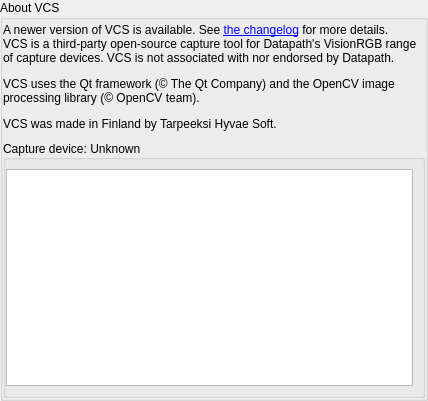
First picture: the form in src/display/qt/dialogs/ui/about_dialog.ui, repository mrehkopf/vcs, before the edit.
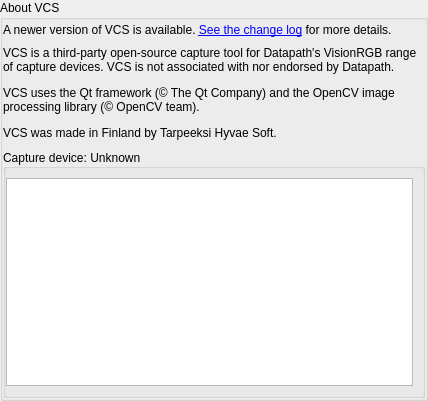
Second picture: the form after the edit. Custom widgets are drawn as their Qt base class.

Commit message: gui/qss: Custom-style all scroll bars

What changed in the file:
```diff
--- a/src/display/qt/dialogs/ui/about_dialog.ui
+++ b/src/display/qt/dialogs/ui/about_dialog.ui
@@ -102,7 +102,7 @@
             </property>
             <layout class="QVBoxLayout" name="verticalLayout_2">
              <property name="spacing">
-              <number>0</number>
+              <number>9</number>
              </property>
              <property name="leftMargin">
               <number>0</number>
@@ -130,7 +130,7 @@
                 </font>
                </property>
                <property name="text">
-                <string>&lt;html&gt;&lt;head/&gt;&lt;body&gt;&lt;p&gt;A newer version of VCS is available. See &lt;a href=&quot;https://www.github.com/leikareipa/vcs/releases/&quot;&gt;&lt;span style=&quot; text-decoration: underline; color:#0000ff;&quot;&gt;the changelog&lt;/span&gt;&lt;/a&gt; for more details.&lt;/p&gt;&lt;/body&gt;&lt;/html&gt;</string>
+                <string>&lt;html&gt;&lt;head/&gt;&lt;body&gt;&lt;p&gt;A newer version of VCS is available. &lt;a href=&quot;https://www.github.com/leikareipa/vcs/releases/&quot;&gt;&lt;span style=&quot; text-decoration: underline; color:#0000ff;&quot;&gt;See the change log&lt;/span&gt;&lt;/a&gt; for more details.&lt;/p&gt;&lt;/body&gt;&lt;/html&gt;</string>
                </property>
                <property name="wordWrap">
                 <bool>true</bool>
```
The commit also changes 2 other files.
